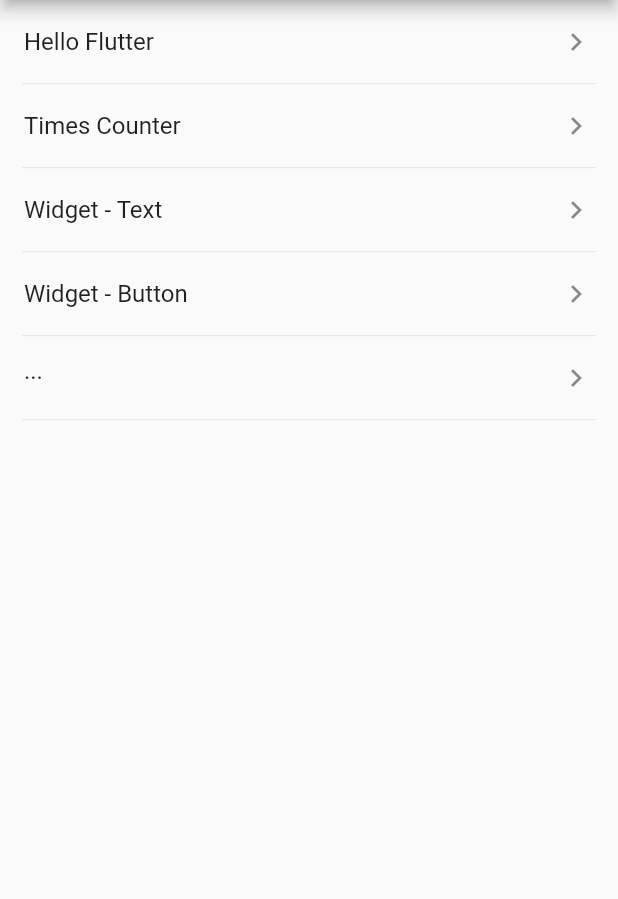
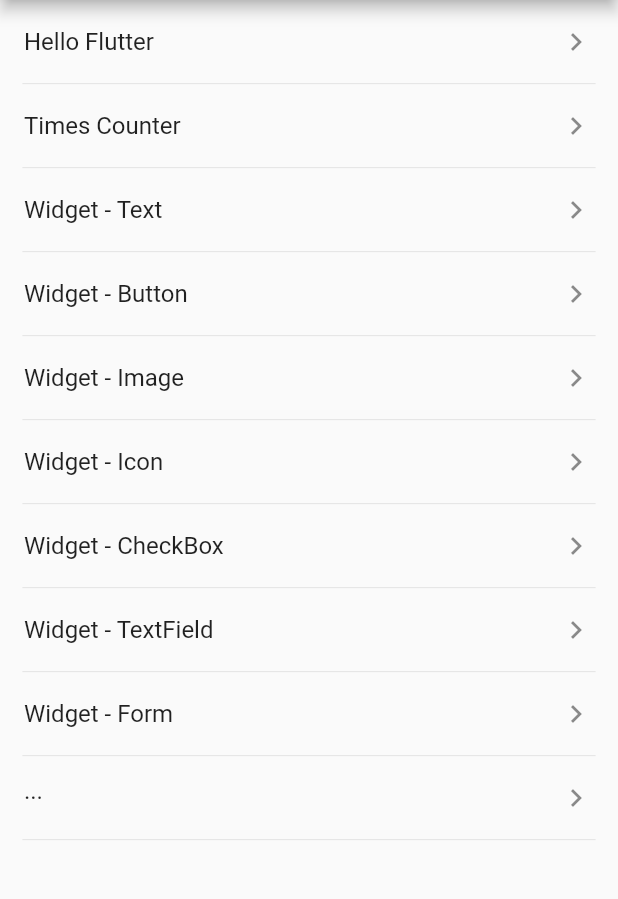
Before and after one commit to AndyM129/PlaygroundInFlutter, a Flutter app: the screen it shows after launch, on a phone screen of 412 x 824 dp, the part 84-983 px from its top. Run offline on Flutter 3.47's test engine with Material 2 defaults, Android fonts, the light colour scheme and no system bars.

Commit message:
feature: 添加 各组件的基础用法示例 的入口

```diff
--- a/lib/playground/home/entry.dart
+++ b/lib/playground/home/entry.dart
@@ -3,6 +3,11 @@
 import 'package:playground_in_flutter/playground/times_counter/times_counter_page.dart';
 import 'package:playground_in_flutter/playground/text/text_page.dart';
 import 'package:playground_in_flutter/playground/button/button_page.dart';
+import 'package:playground_in_flutter/playground/image/image_page.dart';
+import 'package:playground_in_flutter/playground/icon/icon_page.dart';
+import 'package:playground_in_flutter/playground/check_box/check_box_page.dart';
+import 'package:playground_in_flutter/playground/text_field/text_field_page.dart';
+import 'package:playground_in_flutter/playground/form/form_page.dart';
 
 /// 实例
 class Entry {
@@ -30,6 +35,26 @@
     title: "Widget - Button",
 		page: ButtonPage(),
   ),
+	Entry(
+    title: "Widget - Image",
+		page: ImagePage(),
+  ),
+	Entry(
+    title: "Widget - Icon",
+		page: IconPage(),
+  ),
+	Entry(
+    title: "Widget - CheckBox",
+		page: CheckBoxPage(),
+  ),
+	Entry(
+    title: "Widget - TextField",
+		page: TextFieldPage(),
+  ),
+	Entry(
+    title: "Widget - Form",
+		page: FormPage(),
+  ),
   Entry(
     title: "···",
   ),
```
